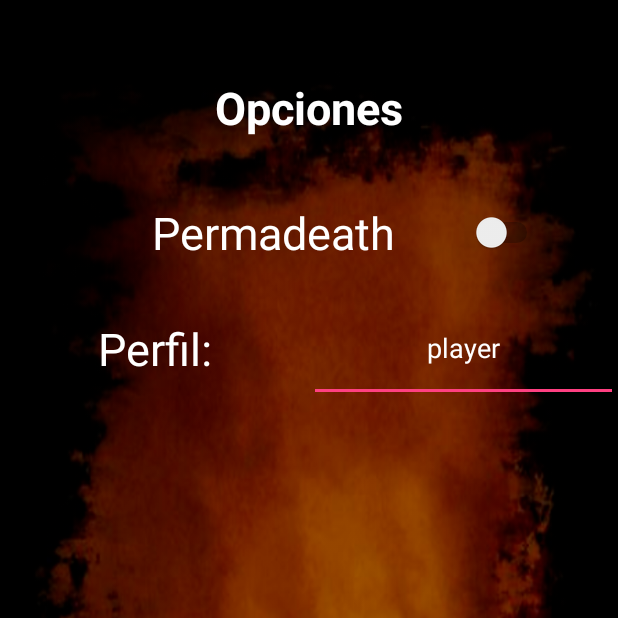
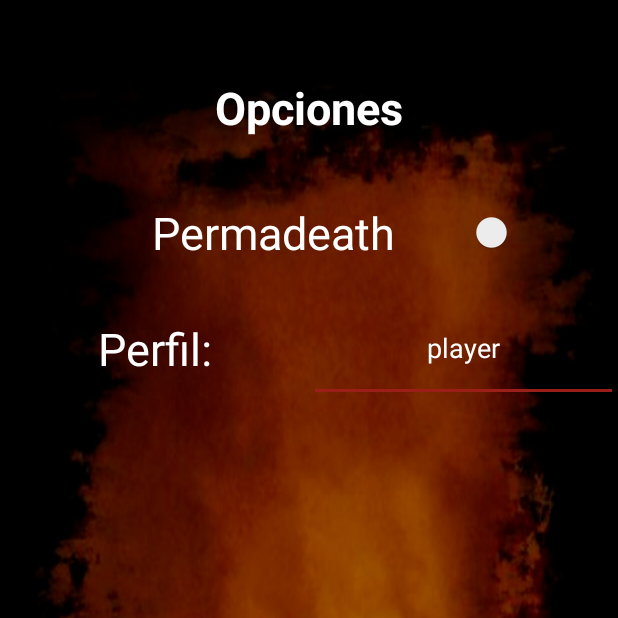
Before and after one commit to Mniac/Holders, an Android app: the options_menu screen opened directly, with no data from a screen before it, on a phone screen of 412 x 824 dp, the top half of it. Run offline under Robolectric (Android 15) with nearby library versions, the phone set to English and light mode, and no system bars.

Commit message:
TextColorHighlight working

```diff
--- a/app/src/main/res/layout/options_menu.xml
+++ b/app/src/main/res/layout/options_menu.xml
@@ -59,7 +59,8 @@
                         android:gravity="center"
                         android:textSize="30sp"
                         android:textColor="@android:color/background_light"
-                        android:textColorLink="@android:color/holo_orange_dark"/>
+                        android:theme="@style/SCBSwitch"
+                        android:checked="true" />
 
                 </LinearLayout>
 
@@ -92,7 +93,9 @@
                     android:gravity="center"
                     android:textColor="@android:color/background_light"
                     android:textColorLink="?android:attr/actionMenuTextColor"
-                    android:textColorHighlight="@android:color/background_light" />
+                    android:textColorHighlight="@android:color/background_light"
+                    android:hint="Underline color change"
+                    android:backgroundTint="#FF9C1E19"/>
 
             </LinearLayout>
         </LinearLayout>
--- a/app/src/main/res/values/styles.xml
+++ b/app/src/main/res/values/styles.xml
@@ -13,5 +13,17 @@
         <item name="android:windowFullscreen">true</item>
         <item name="android:windowContentOverlay">@null</item>
     </style>
+    <style name="SCBSwitch" parent="Theme.AppCompat.Light">
+        <!-- active thumb & track color (30% transparency) -->
+        <item name="colorControlActivated">#9c1e19</item>
+
+        <!-- inactive thumb color -->
+        <item name="colorSwitchThumbNormal">#f1f1f1
+        </item>
+
+        <!-- inactive track color (30% transparency) -->
+        <item name="android:colorForeground">#42221f1f
+        </item>
+    </style>
 
 </resources>
```
